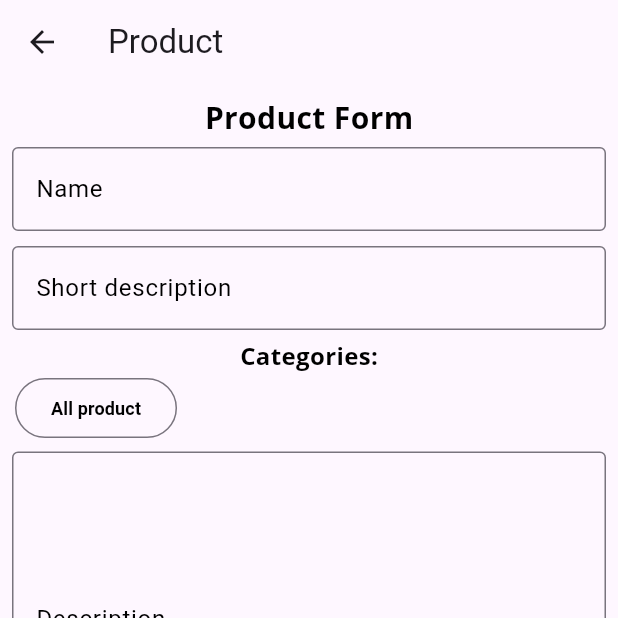
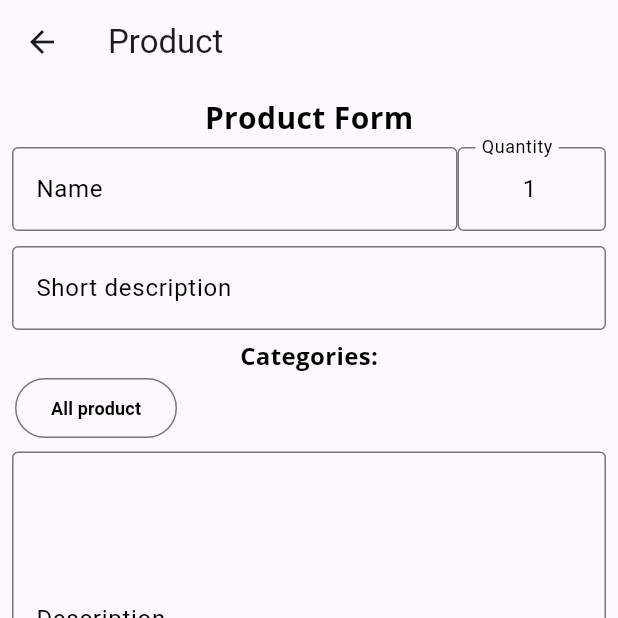
Before and after one commit to Kawaiibuta/Precious, a Flutter app: the InventoryForm screen opened by its route, on a phone screen of 412 x 824 dp, the top half of it. Run offline on Flutter 3.47's test engine with Material 3 defaults, Android fonts, the phone set to English and light mode, and no system bars; our stand-ins replace cached_network_image, carousel_slider, dio, firebase_auth, firebase_core, fluttertoast and 8 more; missing offline and left inert: customizable_counter, easy_image_viewer; accounts and stored records are empty; generated files the repository leaves out were written again; network calls fail.

Commit message:
<dev>: Admin product

```diff
--- a/lib/data_sources/product/product.dart
+++ b/lib/data_sources/product/product.dart
@@ -17,6 +17,7 @@ class Product with _$Product {
     @Default(null) List<Variant>? variants,
     @Default(0.0) double rating,
     @Default(0.0) double price,
+    @Default(1) int quantity,
   }) = _Product;
   factory Product.fromJson(Map<String, dynamic> json) =>
       _$ProductFromJson(json);
--- a/lib/data_sources/product_repository.dart
+++ b/lib/data_sources/product_repository.dart
@@ -7,9 +7,7 @@ import 'package:precious/resources/utils/dio_utils.dart';
 
 class ProductRepository {
   static Future<List<Product>> getAll(
-      {int start = 1,
-      int quantity = 9223372036854775807,
-      int type = -1}) async {
+      {int start = 1, int quantity = 30, int type = -1}) async {
     debugPrint(EndPoint.productWithParam(
         start: start, quantity: quantity, type: type));
     final result = await dio
@@ -54,14 +52,15 @@ class ProductRepository {
     map.remove("img_paths_url");
     map.remove("rating");
     map.remove("variants");
-    debugPrint(map.toString());
     var data = FormData.fromMap(map);
     if (imageList != null) {
       imageList.forEach((element) async {
-        final byte = MultipartFile.fromBytes(await element.readAsBytes());
-        data.files.addAll({"img": byte}.entries);
+        data.files.addAll([
+          MapEntry("img", MultipartFile.fromBytes(await element.readAsBytes()))
+        ]);
       });
     }
+    debugPrint(data.fields.toString());
     final result = await dio
         .request(
           EndPoint.product,
@@ -74,6 +73,7 @@ class ProductRepository {
         .then((value) => Product.fromJson(value.data))
         .catchError((e) {
       debugPrint(e.toString());
+
       return null;
     });
     return result;
--- a/lib/views/admin/inventory_form.dart
+++ b/lib/views/admin/inventory_form.dart
@@ -29,11 +29,13 @@ class _InventoryFormState extends State<InventoryForm> {
   final shortDesController = TextEditingController();
   final desController = TextEditingController();
   final priceController = TextEditingController();
+  final quantityController = TextEditingController();
   var addable = false;
   @override
   void initState() {
     super.initState();
     futureCategoryList = categoryPresenter.getAll();
+    quantityController.value = TextEditingValue(text: "1");
   }
 
   @override
@@ -61,6 +63,10 @@ class _InventoryFormState extends State<InventoryForm> {
                 ),
                 Padding(
                   padding: const EdgeInsets.only(top: 5.0, bottom: 5.0),
+                  child: Row(
+                    children: [
+                      Flexible(
+                        flex: 3,
                         child: TextFormField(
                           controller: nameController,
                           style: const TextStyle(color: Colors.black),
@@ -77,6 +83,34 @@ class _InventoryFormState extends State<InventoryForm> {
                             focusedBorder: OutlineInputBorder(),
                             hintText: 'Your product name here',
                           ),
+                        ),
+                      ),
+                      Flexible(
+                        flex: 1,
+                        child: TextFormField(
+                          controller: quantityController,
+                          style: const TextStyle(
+                            color: Colors.black,
+                          ),
+                          textAlign: TextAlign.center,
+                          keyboardType: TextInputType.number,
+                          validator: (value) {
+                            if (value == null || value.isEmpty) {
+                              return "Quantity cannot be empty";
+                            }
+                            if (int.parse(value) <= 0) {
+                              return "Quantity cannot be less than 1";
+                            }
+                            return null;
+                          },
+                          decoration: const InputDecoration(
+                            label: Text("Quantity"),
+                            border: OutlineInputBorder(),
+                            focusedBorder: OutlineInputBorder(),
+                          ),
+                        ),
+                      ),
+                    ],
                   ),
                 ),
                 Padding(
@@ -274,6 +308,7 @@ class _InventoryFormState extends State<InventoryForm> {
         category_id: selectedCategory!.id!,
         short_description: shortDesController.text,
         description: desController.text,
+        quantity: int.parse(quantityController.text),
         price: double.parse(priceController.text));
     return ProductRepository.add(temp, imageList: imageList).then((value) {
       Fluttertoast.showToast(msg: "Your product have been created");
```
Also changed, not shown: lib/data_sources/product/product.freezed.dart, lib/data_sources/product/product.g.dart. Lines whose indentation alone changed are shown as unchanged.
